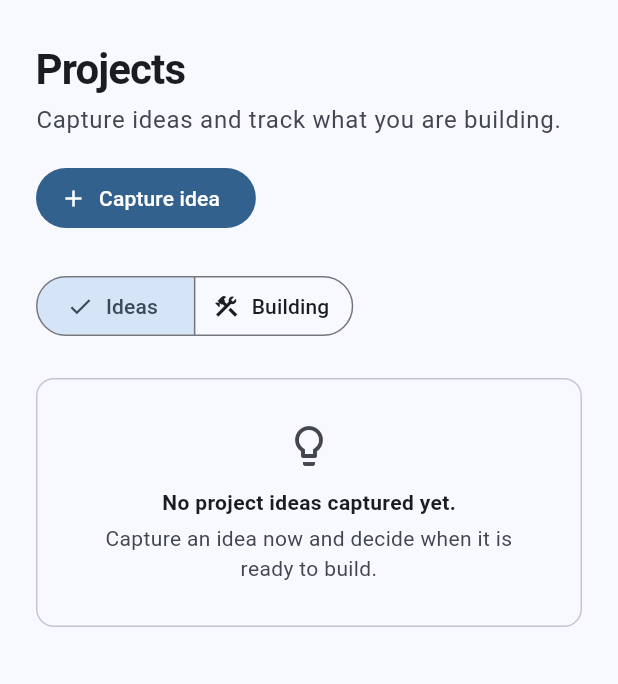
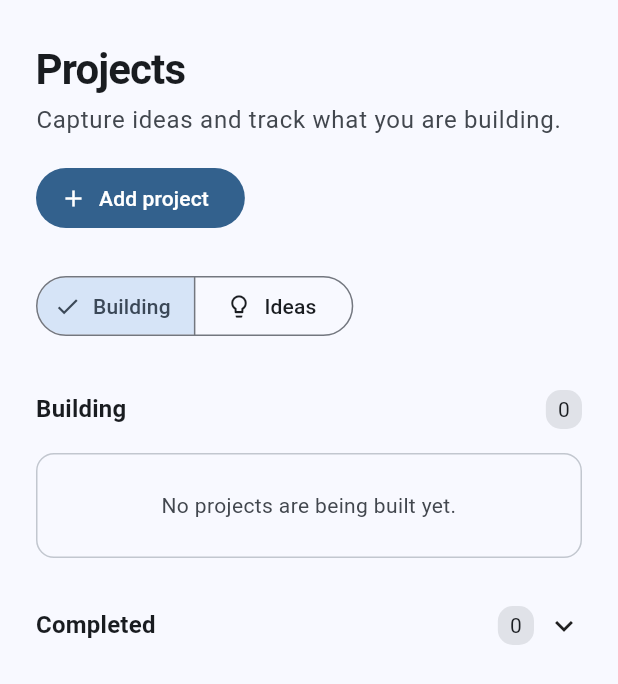
Before and after one commit to saiusesgithub/DailyHQ, a Flutter app: the ProjectsPage widget shown alone on an empty page, opened directly with empty values, on a phone screen of 412 x 824 dp. Shown: the top 684 px of the screen. Run offline on Flutter 3.47's test engine with Material 3 defaults, Android fonts, the phone set to English and light mode, and no system bars; our stand-ins replace cloud_firestore, firebase_auth, firebase_core, fl_chart, table_calendar; accounts and stored records are empty.

Commit message:
fix: improve calendar sizing and project tab order

```diff
--- a/lib/features/linkedin_posts/presentation/linkedin_posts_calendar_view.dart
+++ b/lib/features/linkedin_posts/presentation/linkedin_posts_calendar_view.dart
@@ -57,6 +57,8 @@ class _LinkedInPostsCalendarViewState extends State<LinkedInPostsCalendarView> {
             focusedDay: _focusedDay,
             selectedDayPredicate: (day) => isSameDay(_selectedDay, day),
             calendarFormat: CalendarFormat.month,
+            rowHeight: 56,
+            daysOfWeekHeight: 30,
             availableCalendarFormats: const {CalendarFormat.month: 'Month'},
             eventLoader: _eventsForDay,
             onDaySelected: (selectedDay, focusedDay) {
@@ -69,11 +71,13 @@ class _LinkedInPostsCalendarViewState extends State<LinkedInPostsCalendarView> {
             headerStyle: const HeaderStyle(
               formatButtonVisible: false,
               titleCentered: true,
+              headerPadding: EdgeInsets.symmetric(vertical: 12),
               leftChevronMargin: EdgeInsets.zero,
               rightChevronMargin: EdgeInsets.zero,
             ),
             calendarStyle: CalendarStyle(
               outsideDaysVisible: false,
+              cellMargin: const EdgeInsets.all(4),
               todayDecoration: BoxDecoration(
                 color: colorScheme.secondaryContainer,
                 shape: BoxShape.circle,
--- a/lib/features/projects/presentation/projects_page.dart
+++ b/lib/features/projects/presentation/projects_page.dart
@@ -9,7 +9,7 @@ import 'project_idea_form.dart';
 import 'project_ideas_view.dart';
 import 'projects_building_view.dart';
 
-enum _ProjectsView { ideas, building }
+enum _ProjectsView { building, ideas }
 
 class ProjectsPage extends StatefulWidget {
   const ProjectsPage({required this.userId, super.key});
@@ -22,7 +22,7 @@ class ProjectsPage extends StatefulWidget {
 
 class _ProjectsPageState extends State<ProjectsPage> {
   late final ProjectsRepository _repository;
-  _ProjectsView _selectedView = _ProjectsView.ideas;
+  _ProjectsView _selectedView = _ProjectsView.building;
 
   @override
   void initState() {
@@ -74,14 +74,14 @@ class _ProjectsPageState extends State<ProjectsPage> {
                   child: SegmentedButton<_ProjectsView>(
                     segments: const [
                       ButtonSegment(
+                        value: _ProjectsView.building,
+                        icon: Icon(Icons.construction_outlined),
+                        label: Text('Building'),
+                      ),
+                      ButtonSegment(
                         value: _ProjectsView.ideas,
                         icon: Icon(Icons.lightbulb_outline),
                         label: Text('Ideas'),
-                      ),
-                      ButtonSegment(
-                        value: _ProjectsView.building,
-                        icon: Icon(Icons.construction_outlined),
-                        label: Text('Building'),
                       ),
                     ],
                     selected: {_selectedView},
```
